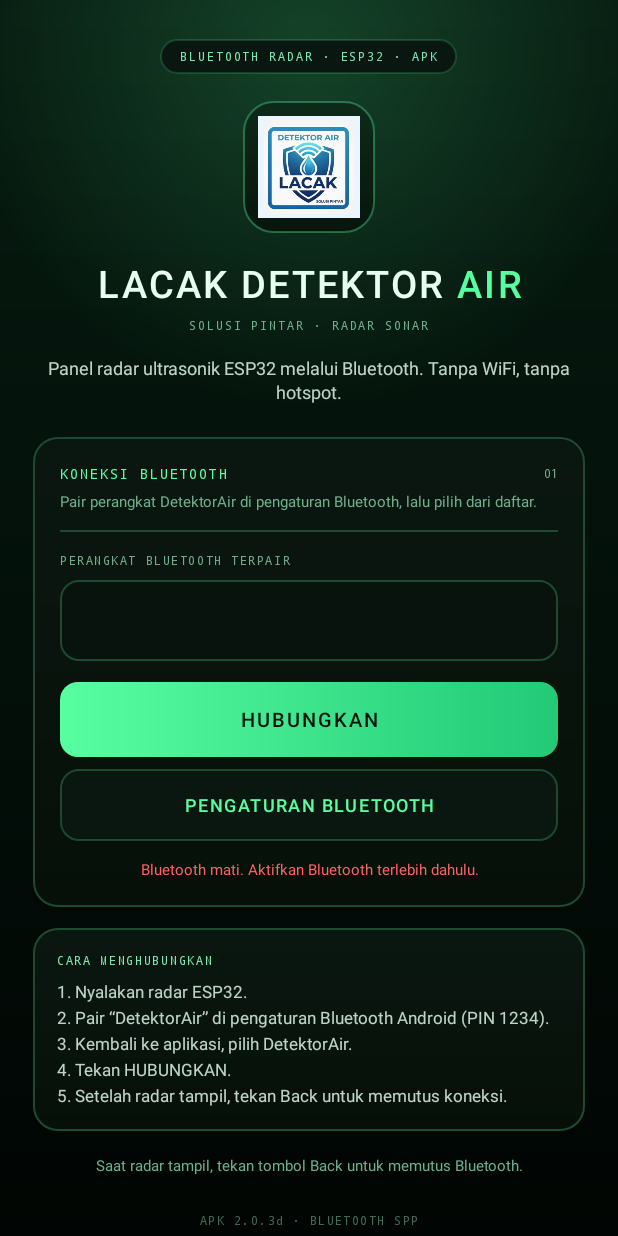
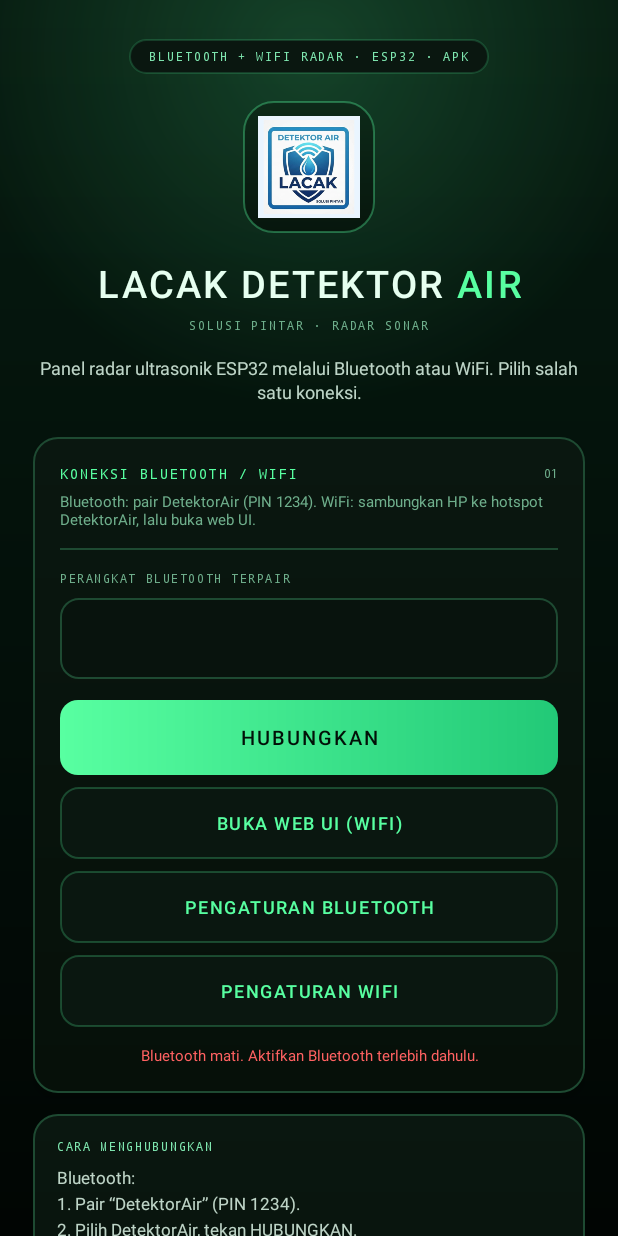
Before and after one commit to bytebleed2025-star/ESP32_Radar, an Android app: the screen it shows after launch (MainActivity), on a phone screen of 412 x 824 dp. Run offline under Robolectric (Android 15) with nearby library versions, the phone set to English and light mode, and no system bars.

Commit message:
Add hybrid Bluetooth and WiFi mode to Android APK

```diff
--- a/android_app/app/build.gradle
+++ b/android_app/app/build.gradle
@@ -10,8 +10,8 @@ android {
         applicationId "id.lacak.detektorair"
         minSdk 24
         targetSdk 34
-        versionCode 7
-        versionName "2.0.3d"
+        versionCode 8
+        versionName "2.0.3e"
     }
 
     buildTypes {
--- a/android_app/app/src/main/AndroidManifest.xml
+++ b/android_app/app/src/main/AndroidManifest.xml
@@ -1,6 +1,7 @@
 <?xml version="1.0" encoding="utf-8"?>
 <manifest xmlns:android="http://schemas.android.com/apk/res/android">
 
+    <uses-permission android:name="android.permission.INTERNET" />
     <uses-permission android:name="android.permission.BLUETOOTH"
         android:maxSdkVersion="30" />
     <uses-permission android:name="android.permission.BLUETOOTH_ADMIN"
@@ -20,7 +21,8 @@
         android:label="@string/app_name"
         android:roundIcon="@mipmap/ic_launcher_round"
         android:supportsRtl="true"
-        android:theme="@style/AppTheme">
+        android:theme="@style/AppTheme"
+        android:usesCleartextTraffic="true">
 
         <activity
             android:name=".MainActivity"
--- a/android_app/app/src/main/res/layout/activity_main.xml
+++ b/android_app/app/src/main/res/layout/activity_main.xml
@@ -180,12 +180,28 @@
                     android:text="@string/open_radar" />
 
                 <Button
+                    android:id="@+id/wifi_web"
+                    style="@style/GhostButton"
+                    android:layout_width="match_parent"
+                    android:layout_height="48dp"
+                    android:layout_marginTop="8dp"
+                    android:text="@string/open_wifi_web" />
+
+                <Button
                     android:id="@+id/wifi"
                     style="@style/GhostButton"
                     android:layout_width="match_parent"
                     android:layout_height="48dp"
                     android:layout_marginTop="8dp"
                     android:text="@string/wifi_settings" />
+
+                <Button
+                    android:id="@+id/wifi_ap"
+                    style="@style/GhostButton"
+                    android:layout_width="match_parent"
+                    android:layout_height="48dp"
+                    android:layout_marginTop="8dp"
+                    android:text="@string/wifi_settings_ap" />
 
                 <TextView
                     android:id="@+id/status"
--- a/android_app/app/src/main/res/values/strings.xml
+++ b/android_app/app/src/main/res/values/strings.xml
@@ -2,19 +2,21 @@
 <resources>
     <string name="app_name">LACAK Detektor Air</string>
     <string name="subtitle">SOLUSI PINTAR · RADAR SONAR</string>
-    <string name="eyebrow">BLUETOOTH RADAR · ESP32 · APK</string>
-    <string name="intro">Panel radar ultrasonik ESP32 melalui Bluetooth. Tanpa WiFi, tanpa hotspot.</string>
-    <string name="connection_title">KONEKSI BLUETOOTH</string>
-    <string name="connection_sub">Pair perangkat DetektorAir di pengaturan Bluetooth, lalu pilih dari daftar.</string>
+    <string name="eyebrow">BLUETOOTH + WIFI RADAR · ESP32 · APK</string>
+    <string name="intro">Panel radar ultrasonik ESP32 melalui Bluetooth atau WiFi. Pilih salah satu koneksi.</string>
+    <string name="connection_title">KONEKSI BLUETOOTH / WIFI</string>
+    <string name="connection_sub">Bluetooth: pair DetektorAir (PIN 1234). WiFi: sambungkan HP ke hotspot DetektorAir, lalu buka web UI.</string>
     <string name="address_label">PERANGKAT BLUETOOTH TERPAIR</string>
     <string name="ip_hint">DetektorAir</string>
     <string name="open_radar">HUBUNGKAN</string>
+    <string name="open_wifi_web">BUKA WEB UI (WIFI)</string>
     <string name="wifi_settings">PENGATURAN BLUETOOTH</string>
-    <string name="status_idle">Pilih perangkat lalu tekan HUBUNGKAN.</string>
+    <string name="wifi_settings_ap">PENGATURAN WIFI</string>
+    <string name="status_idle">Pilih perangkat Bluetooth, atau sambungkan WiFi lalu buka web UI.</string>
     <string name="help_title">CARA MENGHUBUNGKAN</string>
-    <string name="help_steps">1. Nyalakan radar ESP32.\n2. Pair “DetektorAir” di pengaturan Bluetooth Android (PIN 1234).\n3. Kembali ke aplikasi, pilih DetektorAir.\n4. Tekan HUBUNGKAN.\n5. Setelah radar tampil, tekan Back untuk memutus koneksi.</string>
-    <string name="back_hint">Saat radar tampil, tekan tombol Back untuk memutus Bluetooth.</string>
-    <string name="version">APK 2.0.3d · BLUETOOTH SPP</string>
+    <string name="help_steps">Bluetooth:\n1. Pair “DetektorAir” (PIN 1234).\n2. Pilih DetektorAir, tekan HUBUNGKAN.\n\nWiFi:\n1. Sambungkan HP ke hotspot “DetektorAir” (password radar12345).\n2. Tekan BUKA WEB UI (WIFI).\n3. Web UI lengkap dengan CONFIG dan OTA.\n\nSaat radar tampil, tekan Back untuk memutus koneksi.</string>
+    <string name="back_hint">Saat radar tampil, tekan tombol Back untuk memutus koneksi.</string>
+    <string name="version">APK 2.0.3e · HYBRID BT + WIFI</string>
     <string name="invalid_address">Pilih perangkat Bluetooth terlebih dahulu.</string>
     <string name="connection_failed">Tidak dapat terhubung ke perangkat Bluetooth.</string>
     <string name="connection_hint">Pastikan DetektorAir sudah dipair dan Bluetooth aktif.</string>
@@ -30,4 +32,5 @@
     <string name="bt_failed">Gagal terhubung: %1$s</string>
     <string name="bt_connected">Terhubung ke %1$s</string>
     <string name="bt_disconnected">Bluetooth terputus.</string>
+    <string name="wifi_web_failed">Tidak bisa membuka web UI. Sambungkan HP ke hotspot DetektorAir (radar12345).</string>
 </resources>
```
Also changed, not shown: android_app/app/src/main/java/id/lacak/detektorair/MainActivity.java (+49 -5 lines), 5 other files.
